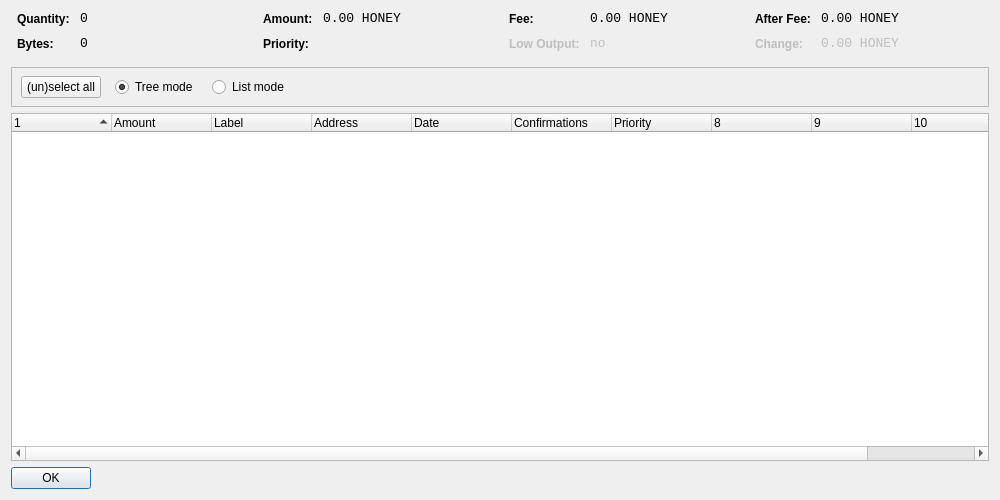
Above: src/qt/forms/coincontroldialog.ui from cryptofun/honey before the change. Below: the same form after it.
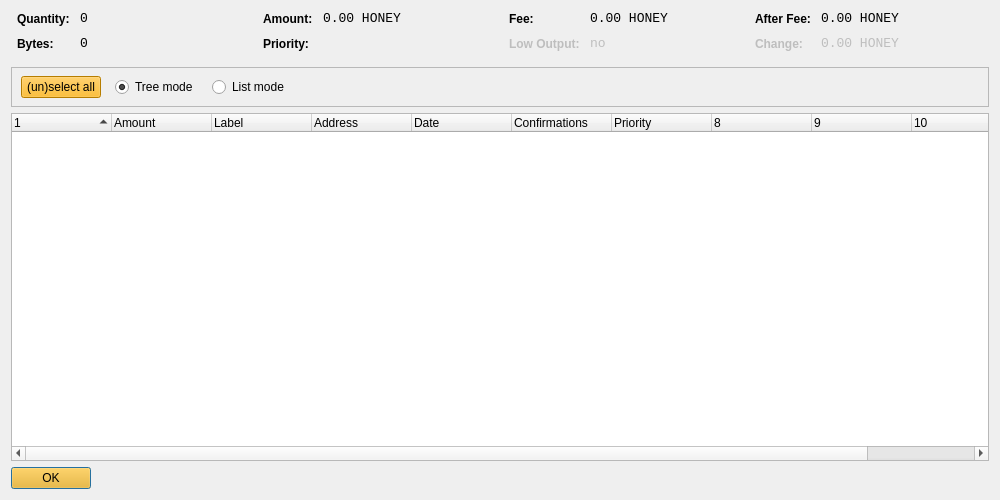
That is the form after the change. Custom widgets are drawn as their Qt base class.

```diff
--- a/src/qt/forms/coincontroldialog.ui
+++ b/src/qt/forms/coincontroldialog.ui
@@ -379,7 +379,7 @@
         <height>41</height>
        </rect>
       </property>
-      <layout class="QHBoxLayout" name="horizontalLayoutPanel" stretch="0,0,0,0,0">
+      <layout class="QHBoxLayout" name="horizontalLayoutPanel" stretch="0,0,0,0">
        <property name="spacing">
         <number>14</number>
        </property>
@@ -391,6 +391,9 @@
            <verstretch>0</verstretch>
           </sizepolicy>
          </property>
+         <property name="styleSheet">
+          <string notr="true">background-color: rgb(255, 175, 0);</string>
+         </property>
          <property name="text">
           <string>(un)select all</string>
          </property>
@@ -527,6 +530,9 @@
        <verstretch>0</verstretch>
       </sizepolicy>
      </property>
+     <property name="styleSheet">
+      <string notr="true">background-color: rgb(255, 175, 0);</string>
+     </property>
      <property name="orientation">
       <enum>Qt::Horizontal</enum>
      </property>
```
